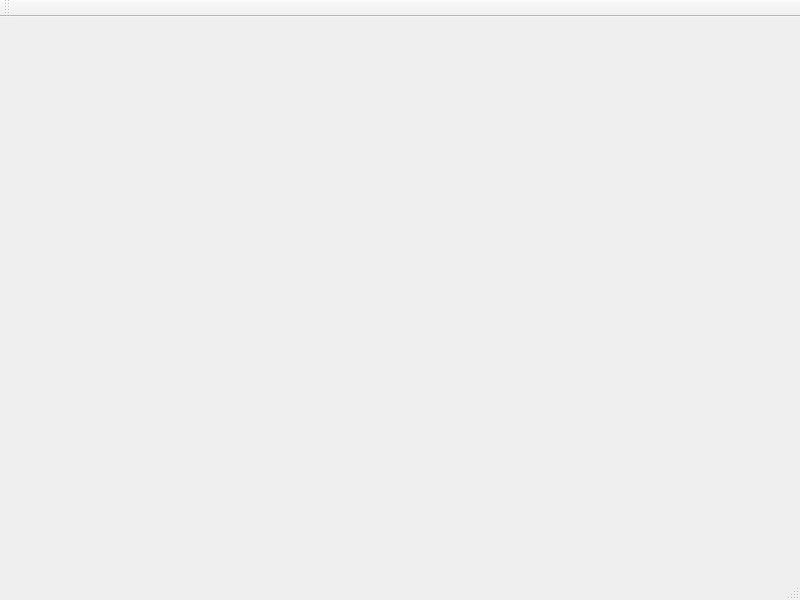
This is src/app/mainwindow.ui in hrobeers/finFoil as Qt 5 draws it before an edit. The edited form follows.
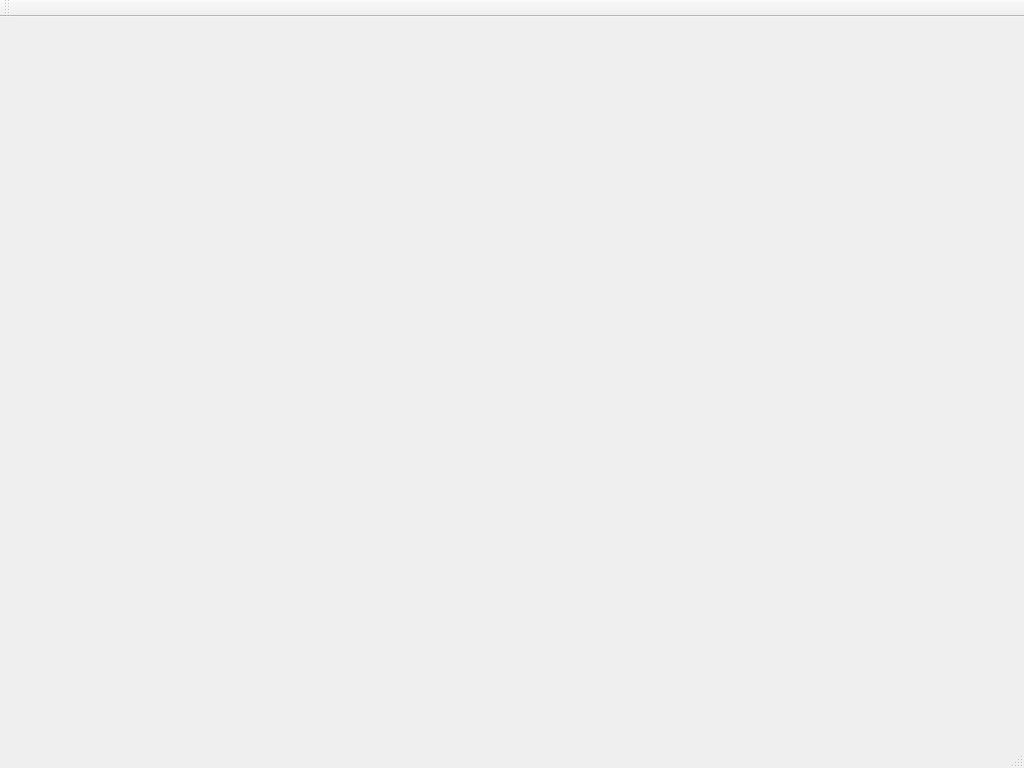
This is the edited form.

What changed in the file:
```diff
--- a/src/app/mainwindow.ui
+++ b/src/app/mainwindow.ui
@@ -6,8 +6,8 @@
    <rect>
     <x>0</x>
     <y>0</y>
-    <width>800</width>
-    <height>600</height>
+    <width>1024</width>
+    <height>768</height>
    </rect>
   </property>
   <property name="windowTitle">
```
Left out of the diff: 4 changed lines with no effect on the pictures.
